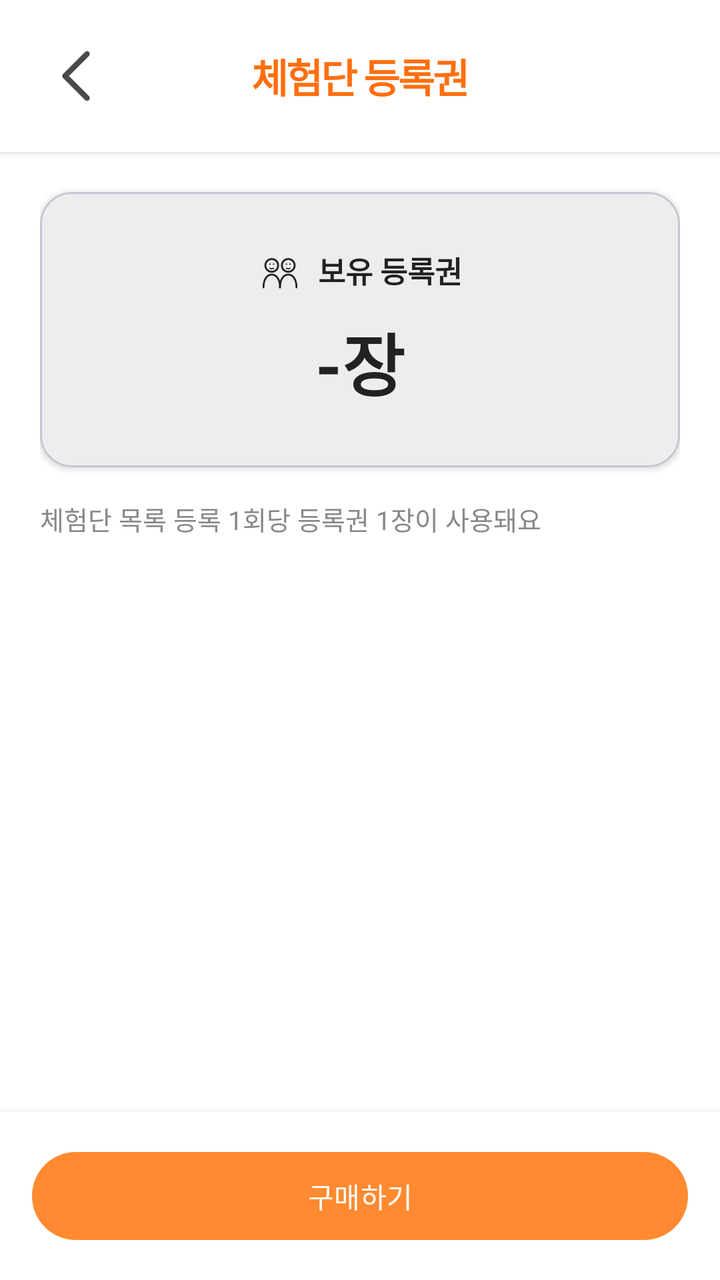
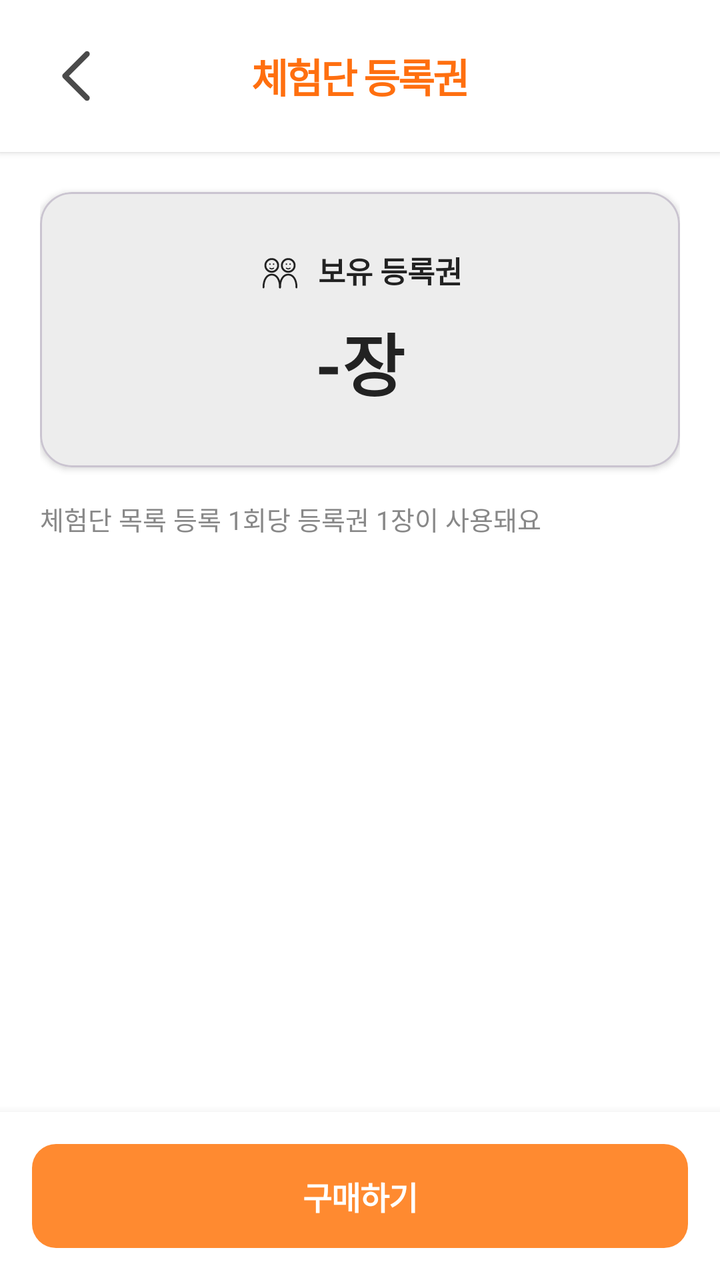

Before-and-after screenshots of an Android layout around one commit, followed by the original layout XML and the change that was made.
<!-- AndroidManifest.xml: application theme Theme.Honbabapp -->
<!-- res/layout/page_profile_ticket.xml -->
<?xml version="1.0" encoding="utf-8"?>
<androidx.constraintlayout.widget.ConstraintLayout xmlns:android="http://schemas.android.com/apk/res/android"
    xmlns:app="http://schemas.android.com/apk/res-auto"
    android:layout_width="match_parent"
    android:layout_height="match_parent"
    android:background="@color/bg_100">

    
    <LinearLayout
        android:id="@+id/layoutHeader"
        android:layout_width="match_parent"
        android:layout_height="wrap_content"
        android:orientation="horizontal"
        android:gravity="center_vertical"
        android:padding="16dp"
        android:background="@color/bg_100"
        android:elevation="2dp"
        app:layout_constraintTop_toTopOf="parent">

        <ImageButton
            android:id="@+id/btnBack"
            android:layout_width="44dp"
            android:layout_height="44dp"
            android:src="@drawable/ic_arrow_back"
            android:scaleType="centerCrop"
            android:background="@color/white"
            android:layout_marginEnd="12dp"
            android:contentDescription="뒤로가기" />

        <TextView
            android:id="@+id/tvScreenTitle"
            android:layout_width="0dp"
            android:layout_height="wrap_content"
            android:layout_weight="1"
            android:text="체험단 등록권"
            android:textColor="@color/primary_200"
            android:textSize="20sp"
            android:textStyle="bold"
            android:gravity="center"
            android:letterSpacing="-0.05"
            android:layout_marginEnd="56dp" />

    </LinearLayout>

    
    <LinearLayout
        android:layout_width="0dp"
        android:layout_height="0dp"
        android:layout_marginTop="12dp"
        android:orientation="vertical"
        android:paddingHorizontal="20dp"
        app:layout_constraintBottom_toTopOf="@id/layoutBottomAction"
        app:layout_constraintEnd_toEndOf="parent"
        app:layout_constraintStart_toStartOf="parent"
        app:layout_constraintTop_toBottomOf="@id/layoutHeader">

        
        <com.google.android.material.card.MaterialCardView
            android:layout_width="match_parent"
            android:layout_height="wrap_content"
            android:layout_marginTop="8dp"
            app:cardBackgroundColor="@color/bg_300"
            app:cardCornerRadius="16dp"
            app:cardElevation="2dp">

            <LinearLayout
                android:layout_width="match_parent"
                android:layout_height="wrap_content"
                android:gravity="center"
                android:orientation="vertical"
                android:padding="28dp">

                <LinearLayout
                    android:layout_width="wrap_content"
                    android:layout_height="wrap_content"
                    android:gravity="center_vertical"
                    android:orientation="horizontal">

                    <ImageView
                        android:layout_width="22dp"
                        android:layout_height="22dp"
                        android:layout_marginEnd="8dp"
                        android:src="@drawable/ic_campaign" />

                    <TextView
                        android:layout_width="wrap_content"
                        android:layout_height="wrap_content"
                        android:text="보유 등록권"
                        android:textColor="@color/text_100"
                        android:textSize="15sp"
                        android:textStyle="bold" />

                </LinearLayout>

                <TextView
                    android:id="@+id/tvTicketCount"
                    android:layout_width="wrap_content"
                    android:layout_height="wrap_content"
                    android:layout_marginTop="10dp"
                    android:text="-장"
                    android:textColor="@color/text_100"
                    android:textSize="34sp"
                    android:textStyle="bold" />

            </LinearLayout>

        </com.google.android.material.card.MaterialCardView>

        
        <TextView
            android:layout_width="wrap_content"
            android:layout_height="wrap_content"
            android:layout_marginTop="16dp"
            android:text="체험단 목록 등록 1회당 등록권 1장이 사용돼요"
            android:textColor="@color/text_200"
            android:textSize="13sp" />

    </LinearLayout>

    
    <LinearLayout
        android:id="@+id/layoutBottomAction"
        android:layout_width="match_parent"
        android:layout_height="wrap_content"
        android:background="@color/bg_100"
        android:elevation="8dp"
        android:orientation="vertical"
        android:padding="16dp"
        app:layout_constraintBottom_toBottomOf="parent">

        <Button
            android:id="@+id/btnBuyTicket"
            android:layout_width="match_parent"
            android:layout_height="52dp"
            android:text="구매하기" />

    </LinearLayout>

</androidx.constraintlayout.widget.ConstraintLayout>
<!-- resources referenced by this layout -->
<resources>
  <color name="bg_100">#FFFFFF</color>
  <color name="bg_300">#EDEDED</color>
  <color name="primary_200">#FF6F0F</color>
  <color name="text_100">#222222</color>
  <color name="text_200">#888888</color>
  <color name="white">#FFFFFFFF</color>
  <!-- drawable ic_arrow_back (drawable) -->
  <vector xmlns:android="http://schemas.android.com/apk/res/android"
      android:width="24dp"
      android:height="24dp"
      android:viewportWidth="24"
      android:viewportHeight="24">
  
    <path
        android:pathData="M15,18L9,12L15,6"
        android:strokeColor="#4A4A4A"
        android:strokeWidth="1.5"
        android:strokeLineCap="round"
        android:strokeLineJoin="round"
        android:fillColor="@android:color/transparent"/>
  </vector>
  <!-- drawable ic_campaign: vector/xml drawable (drawable, 2258 chars, omitted) -->
  <style name="Theme.Honbabapp" parent="Base.Theme.Honbabapp">
          <item name="android:windowIsTranslucent">true</item>
      </style>
  <style name="Base.Theme.Honbabapp" parent="Theme.Material3.Light.NoActionBar">
          
          <item name="colorPrimary">@color/primary_100</item>
          <item name="colorPrimaryVariant">@color/primary_200</item>
          <item name="colorOnPrimary">@android:color/white</item>
  
          
          <item name="colorSecondary">@color/accent_100</item>
          <item name="colorSecondaryVariant">@color/accent_200</item>
          <item name="colorOnSecondary">@android:color/white</item>
  
          
          <item name="android:colorBackground">@color/bg_100</item>
          <item name="colorSurface">@color/white</item>
          <item name="colorOnSurface">@color/text_100</item>
  
          
          <item name="android:statusBarColor">@android:color/white</item>
          <item name="android:windowLightStatusBar">true</item>
          
      </style>
  <color name="primary_100">#FF8A30</color>
  <color name="accent_100">#00C7AE</color>
  <color name="accent_200">#2B2B2B</color>
</resources>

<!-- the commit's change to res/layout/page_profile_ticket.xml (unified diff, before → after) -->
@@ -130,6 +130,7 @@
 
         <Button
             android:id="@+id/btnBuyTicket"
+            style="@style/Widget.Honbab.Button.Primary"
             android:layout_width="match_parent"
             android:layout_height="52dp"
             android:text="구매하기" />
<!-- resource entries referenced after the edit -->
@@ -22,8 +22,22 @@
         android:fillColor="@android:color/transparent"/>
   </vector>
   <!-- drawable ic_campaign: vector/xml drawable (drawable, 2258 chars, omitted) -->
+  <style name="Widget.Honbab.Button.Primary" parent="Widget.Honbab.Button">
+          <item name="android:textColor">@color/white</item>
+          <item name="backgroundTint">@color/primary_button_bg</item>
+      </style>
   <style name="Theme.Honbabapp" parent="Base.Theme.Honbabapp">
           <item name="android:windowIsTranslucent">true</item>
+      </style>
+  <style name="Widget.Honbab.Button" parent="Widget.Material3.Button">
+          <item name="android:layout_height">50dp</item>
+          <item name="android:textSize">16sp</item>
+          <item name="android:textStyle">bold</item>
+          <item name="android:letterSpacing">-0.02</item>
+          <item name="cornerRadius">12dp</item>
+          <item name="elevation">0dp</item>
+          <item name="android:insetTop">0dp</item>
+          <item name="android:insetBottom">0dp</item>
       </style>
   <style name="Base.Theme.Honbabapp" parent="Theme.Material3.Light.NoActionBar">
           
